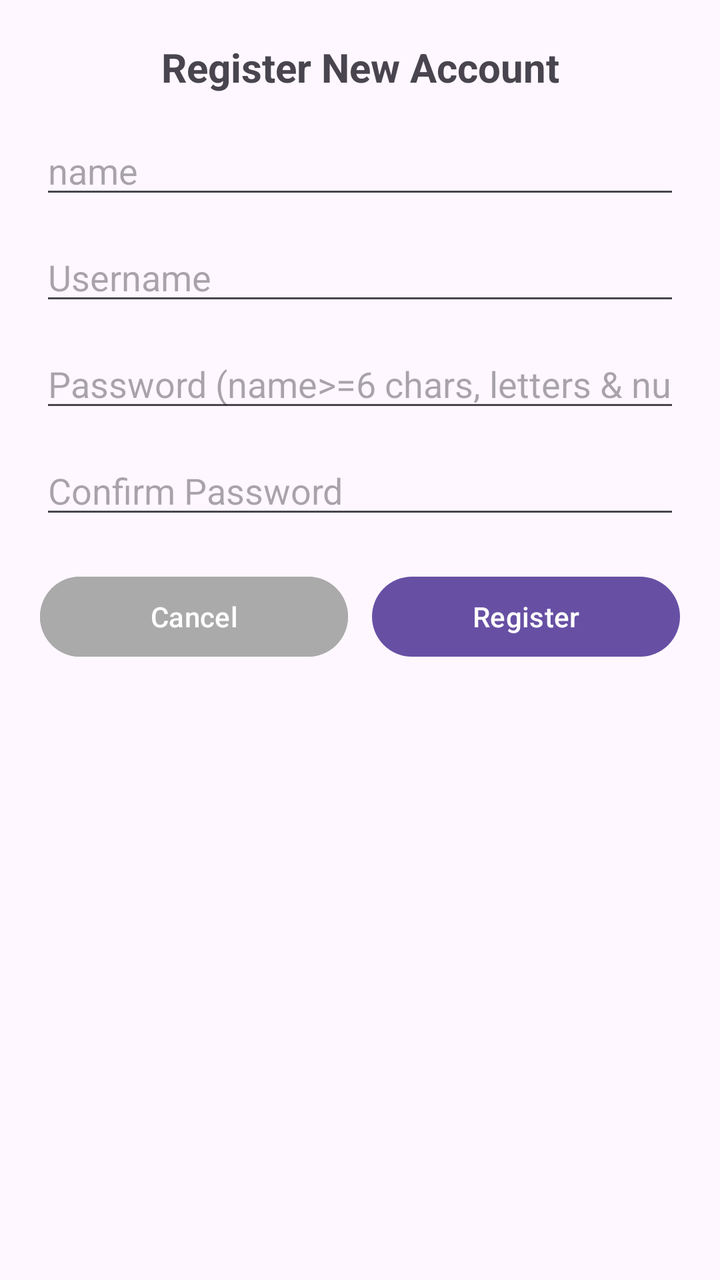
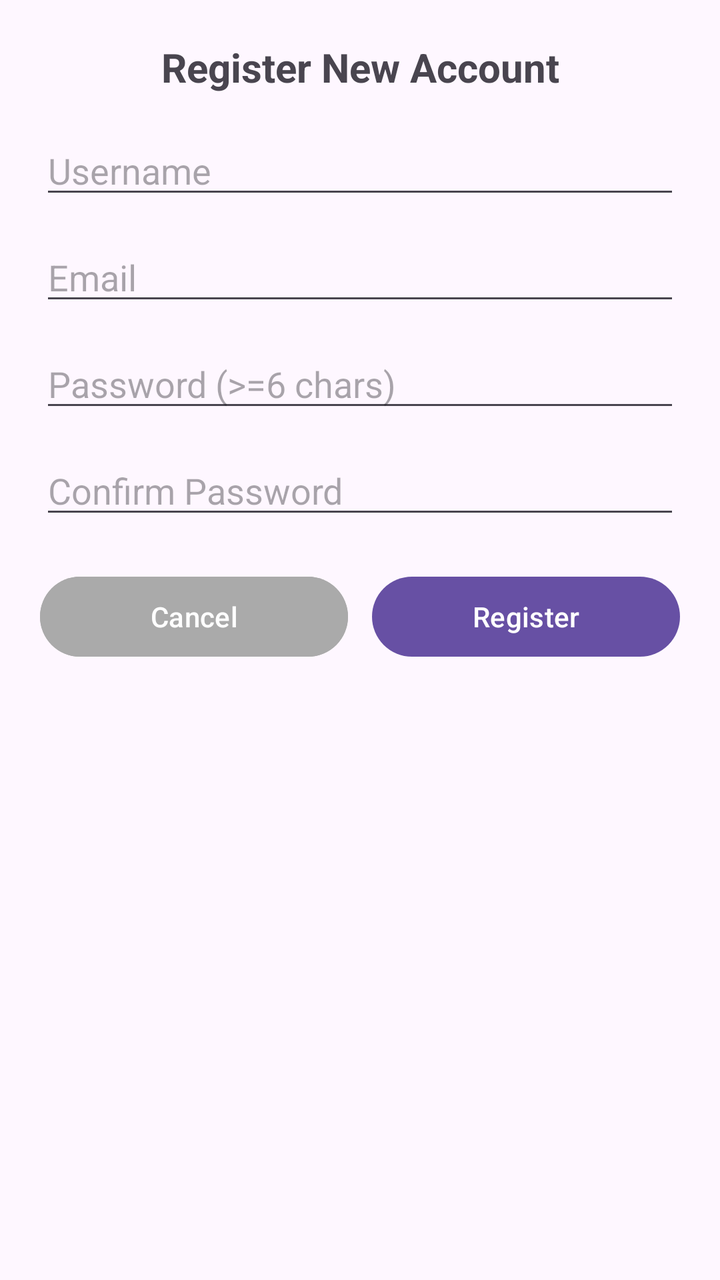

The first picture is an Android layout as it rendered before a commit; the second is the same layout after the commit. The layout source and the unified diff follow.
<!-- AndroidManifest.xml: application theme Theme.SpinnerGuess -->
<!-- res/layout/dialog_register.xml -->
<?xml version="1.0" encoding="utf-8"?>
<LinearLayout xmlns:android="http://schemas.android.com/apk/res/android"
    android:layout_width="match_parent"
    android:layout_height="wrap_content"
    android:orientation="vertical"
    android:padding="20dp">

    <TextView
        android:layout_width="match_parent"
        android:layout_height="wrap_content"
        android:text="Register New Account"
        android:textSize="20sp"
        android:textStyle="bold"
        android:gravity="center"
        android:layout_marginBottom="16dp"/>

    <EditText
        android:id="@+id/name"
        android:layout_width="match_parent"
        android:layout_height="wrap_content"
        android:hint="name"
        android:inputType="text"
        android:layout_marginBottom="12dp"/>

    <EditText
        android:id="@+id/etRegName"
        android:layout_width="match_parent"
        android:layout_height="wrap_content"
        android:hint="Username"
        android:inputType="text"
        android:layout_marginBottom="12dp"/>

    <EditText
        android:id="@+id/etRegPassword"
        android:layout_width="match_parent"
        android:layout_height="wrap_content"
        android:hint="Password (name>=6 chars, letters &amp; numbers)"
        android:inputType="textPassword"
        android:layout_marginBottom="12dp"/>

    <EditText
        android:id="@+id/etRegConfirmPassword"
        android:layout_width="match_parent"
        android:layout_height="wrap_content"
        android:hint="Confirm Password"
        android:inputType="textPassword"
        android:layout_marginBottom="20dp"/>

    <LinearLayout
        android:layout_width="match_parent"
        android:layout_height="wrap_content"
        android:orientation="horizontal"
        android:weightSum="2">

        <Button
            android:id="@+id/btnRegCancel"
            android:layout_width="0dp"
            android:layout_height="wrap_content"
            android:layout_weight="1"
            android:text="Cancel"
            android:backgroundTint="@android:color/darker_gray"
            android:layout_marginEnd="6dp"/>

        <Button
            android:id="@+id/btnRegSubmit"
            android:layout_width="0dp"
            android:layout_height="wrap_content"
            android:layout_weight="1"
            android:text="Register"
            android:layout_marginStart="6dp"/>

    </LinearLayout>

</LinearLayout>
<!-- resources referenced by this layout -->
<resources>
  <style name="Theme.SpinnerGuess" parent="Base.Theme.SpinnerGuess" />
  <style name="Base.Theme.SpinnerGuess" parent="Theme.Material3.DayNight.NoActionBar">
          
          
      </style>
</resources>

<!-- the commit's change to res/layout/dialog_register.xml (unified diff, before → after) -->
@@ -15,14 +15,6 @@
         android:layout_marginBottom="16dp"/>
 
     <EditText
-        android:id="@+id/name"
-        android:layout_width="match_parent"
-        android:layout_height="wrap_content"
-        android:hint="name"
-        android:inputType="text"
-        android:layout_marginBottom="12dp"/>
-
-    <EditText
         android:id="@+id/etRegName"
         android:layout_width="match_parent"
         android:layout_height="wrap_content"
@@ -31,10 +23,18 @@
         android:layout_marginBottom="12dp"/>
 
     <EditText
+        android:id="@+id/etRegEmail"
+        android:layout_width="match_parent"
+        android:layout_height="wrap_content"
+        android:hint="Email"
+        android:inputType="textEmailAddress"
+        android:layout_marginBottom="12dp"/>
+
+    <EditText
         android:id="@+id/etRegPassword"
         android:layout_width="match_parent"
         android:layout_height="wrap_content"
-        android:hint="Password (name>=6 chars, letters &amp; numbers)"
+        android:hint="Password (>=6 chars)"
         android:inputType="textPassword"
         android:layout_marginBottom="12dp"/>
 
